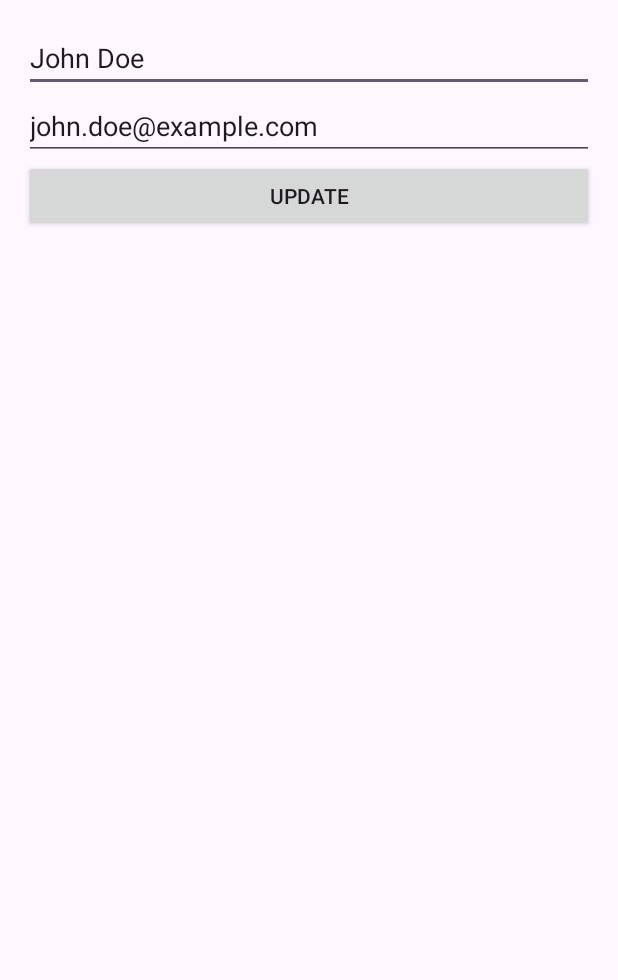
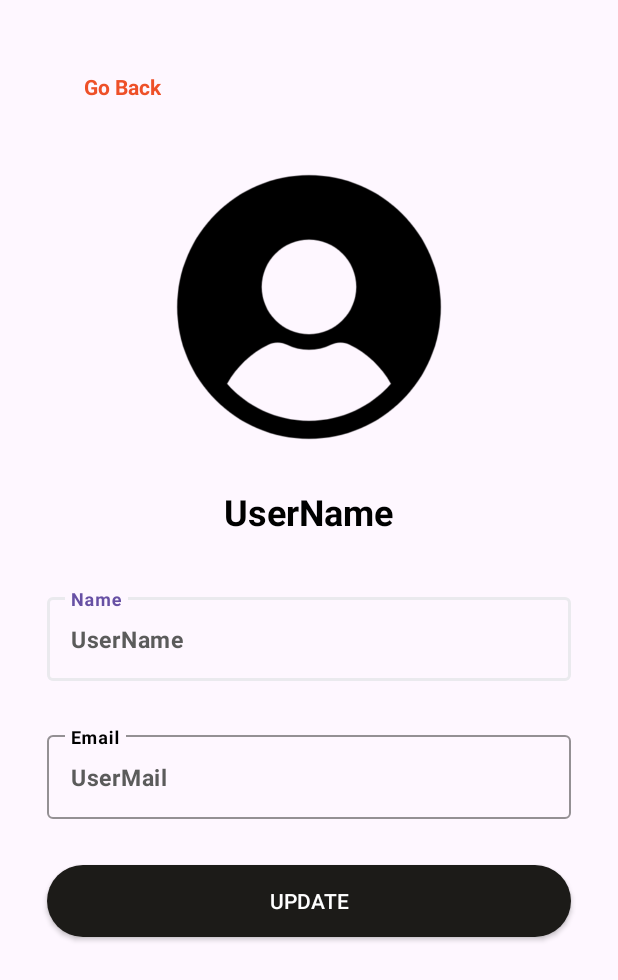
Before and after one commit to Wissdx/Transpal, an Android app: the ProfileActivity screen opened directly, with no data from a screen before it, on a phone screen of 412 x 824 dp. Shown: the top 980 px of the screen. Run offline under Robolectric (Android 15) with nearby library versions, the phone set to English and light mode, and no system bars.

Commit message:
style(profile): impl login style for profile activity

```diff
--- a/app/src/main/java/fr/esgi/transpal/ProfileActivity.kt
+++ b/app/src/main/java/fr/esgi/transpal/ProfileActivity.kt
@@ -1,8 +1,11 @@
 package fr.esgi.transpal
 
+import android.content.Context
+import android.content.Intent
 import android.os.Bundle
 import android.widget.Button
 import android.widget.EditText
+import android.widget.TextView
 import androidx.activity.ComponentActivity
 import androidx.activity.viewModels
 import androidx.lifecycle.Observer
@@ -21,6 +24,9 @@ class ProfileActivity : ComponentActivity() {
     private lateinit var name_et: EditText
     private lateinit var email_et: EditText
     private lateinit var update_btn: Button
+    private lateinit var back_here_tv: TextView
+    private lateinit var error_tv: TextView
+    private lateinit var user_name_tv: TextView
 
     override fun onCreate(savedInstanceState: Bundle?) {
         super.onCreate(savedInstanceState)
@@ -29,16 +35,36 @@ class ProfileActivity : ComponentActivity() {
         name_et = findViewById(R.id.name_et)
         email_et = findViewById(R.id.email_et)
         update_btn = findViewById(R.id.update_btn)
+        back_here_tv = findViewById(R.id.back_here_tv)
+        error_tv = findViewById(R.id.error_tv)
+        user_name_tv = findViewById(R.id.user_name_tv)
+
+        val sharedPreferences = getSharedPreferences("app_prefs", Context.MODE_PRIVATE)
+        val userNameString = sharedPreferences.getString("user_name", "UserName")
+        val userMailString = sharedPreferences.getString("user_mail", "UserMail")
+        user_name_tv.text = userNameString
 
         profileViewModel.profile.observe(this, Observer { profile ->
-            name_et.setText(profile.name)
-            email_et.setText(profile.email)
+            name_et.setText(userNameString)
+            email_et.setText(userMailString)
         })
 
         update_btn.setOnClickListener {
             val name = name_et.text.toString()
             val email = email_et.text.toString()
-            profileViewModel.updateProfile(ProfileRequest(name, email))
+
+            if (name.isNotEmpty() && email.isNotEmpty()) {
+                profileViewModel.updateProfile(ProfileRequest(name, email))
+            } else {
+                error_tv.visibility = TextView.VISIBLE
+                error_tv.text = "Veuillez remplir tous les champs"
+            }
+        }
+
+        back_here_tv.setOnClickListener {
+            val intent = Intent(this, MainActivity::class.java)
+            startActivity(intent)
+            finish()
         }
 
         profileViewModel.loadProfile()
--- a/app/src/main/res/layout/activity_profile.xml
+++ b/app/src/main/res/layout/activity_profile.xml
@@ -1,26 +1,126 @@
 <?xml version="1.0" encoding="utf-8"?>
-<LinearLayout xmlns:android="http://schemas.android.com/apk/res/android"
+<RelativeLayout xmlns:android="http://schemas.android.com/apk/res/android"
+    xmlns:app="http://schemas.android.com/apk/res-auto"
     android:layout_width="match_parent"
     android:layout_height="match_parent"
-    android:orientation="vertical"
     android:padding="16dp">
 
-    <EditText
+    <LinearLayout
+        android:id="@+id/back_layout"
+        android:layout_width="wrap_content"
+        android:layout_height="wrap_content"
+        android:orientation="horizontal"
+        android:gravity="start"
+        android:layout_alignParentTop="true"
+        android:layout_marginTop="16dp">
+
+        <ImageView
+            android:id="@+id/back_arrow_iv"
+            android:layout_width="24dp"
+            android:layout_height="24dp"
+            android:src="@drawable/arrow_back"
+            android:contentDescription="Back Arrow"
+            android:layout_gravity="center_vertical"
+            android:padding="16dp" />
+
+        <TextView
+            android:id="@+id/back_here_tv"
+            android:layout_width="wrap_content"
+            android:layout_height="wrap_content"
+            android:text="Go Back"
+            android:textColor="#EE5028"
+            android:textStyle="bold"
+            android:layout_gravity="center_vertical"
+            android:padding="16dp" />
+    </LinearLayout>
+
+    <LinearLayout
+        android:layout_width="match_parent"
+        android:layout_height="wrap_content"
+        android:orientation="vertical"
+        android:gravity="center"
+        android:layout_below="@id/back_layout"
+        android:layout_marginTop="16dp">
+
+        <ImageView
+            android:id="@+id/user_icon_iv"
+            android:layout_width="200dp"
+            android:layout_height="200dp"
+            android:layout_marginTop="5dp"
+            android:layout_marginBottom="20dp"
+            android:contentDescription="User Icon"
+            android:scaleType="fitCenter"
+            android:src="@drawable/user_icon" />
+
+        <TextView
+            android:id="@+id/user_name_tv"
+            android:layout_width="wrap_content"
+            android:layout_height="wrap_content"
+            android:text="User Name"
+            android:textSize="24sp"
+            android:textStyle="bold"
+            android:textColor="#000000"
+            android:layout_marginBottom="20dp"
+            android:gravity="center" />
+
+        <com.google.android.material.textfield.TextInputLayout
+            android:id="@+id/name_til"
+            android:layout_width="match_parent"
+            android:layout_height="wrap_content"
+            android:layout_margin="15dp"
+            android:hint="Name"
+            android:textColorHint="#000000"
+            app:boxStrokeColor="#EAEAEE">
+
+            <com.google.android.material.textfield.TextInputEditText
                 android:id="@+id/name_et"
                 android:layout_width="match_parent"
                 android:layout_height="wrap_content"
-        android:hint="Name" />
+                android:textColor="#5B5B5B"
+                android:textSize="15sp"
+                android:textStyle="bold" />
 
-    <EditText
+        </com.google.android.material.textfield.TextInputLayout>
+
+        <com.google.android.material.textfield.TextInputLayout
+            android:id="@+id/email_til"
+            android:layout_width="match_parent"
+            android:layout_height="wrap_content"
+            android:layout_margin="15dp"
+            android:hint="Email"
+            android:textColorHint="#000000"
+            app:boxStrokeColor="#EAEAEE">
+
+            <com.google.android.material.textfield.TextInputEditText
                 android:id="@+id/email_et"
                 android:layout_width="match_parent"
                 android:layout_height="wrap_content"
-        android:hint="Email"
-        android:inputType="textEmailAddress" />
+                android:inputType="textEmailAddress"
+                android:textColor="#5B5B5B"
+                android:textSize="15sp"
+                android:textStyle="bold" />
+
+        </com.google.android.material.textfield.TextInputLayout>
+
+        <TextView
+            android:id="@+id/error_tv"
+            android:layout_width="wrap_content"
+            android:layout_height="wrap_content"
+            android:layout_margin="5dp"
+            android:text="Error"
+            android:textColor="#E61515"
+            android:textSize="18sp"
+            android:visibility="gone" />
 
         <Button
             android:id="@+id/update_btn"
             android:layout_width="match_parent"
             android:layout_height="wrap_content"
-        android:text="Update" />
+            android:layout_margin="15dp"
+            android:background="@drawable/button_border"
+            android:text="Update"
+            android:textColor="#FFF" />
+
     </LinearLayout>
+
+</RelativeLayout>
```
Also changed, not shown: app/src/main/res/drawable/arrow_back.webp (added). Lines whose indentation alone changed are shown as unchanged.
